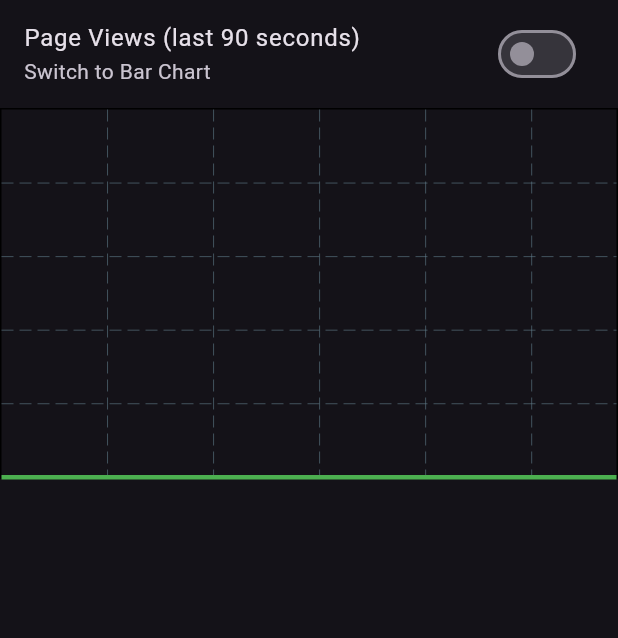
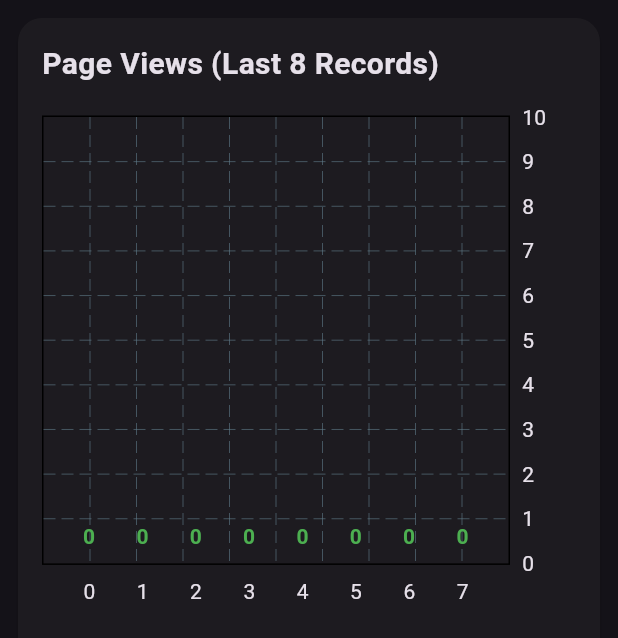
Before and after one commit to vinaysmh/realtime_analytics_frontend, a Flutter app: the PageViewsChart widget shown alone on an empty page, opened directly with empty values, on a phone screen of 412 x 824 dp. Shown: the top 638 px of the screen. Run offline on Flutter 3.47's test engine with Material 3 defaults, Android fonts, the phone set to English and light mode, and no system bars; drawn by our look-alikes of fl_chart; our stand-ins replace flutter_bloc; network calls fail.

Commit message:
UI and semantic changes
Updated UI for responsiveness
Added firebase hosting but git ignored the source
Deployed live

```diff
--- a/lib/dashboard/widgets/page_view_chart.dart
+++ b/lib/dashboard/widgets/page_view_chart.dart
@@ -1,5 +1,6 @@
 import 'package:fl_chart/fl_chart.dart';
 import 'package:flutter/material.dart';
+
 import '../../models/analytics_data.dart';
 
 class PageViewsChart extends StatefulWidget {
@@ -12,100 +13,116 @@ class PageViewsChart extends StatefulWidget {
 }
 
 class _PageViewsChartState extends State<PageViewsChart> {
-  static const int maxVisiblePoints = 30;
-  bool _isBar = false;
-
-  List<AnalyticsData> _getTrimmedData(List<AnalyticsData> fullData) {
-    if (fullData.length >= maxVisiblePoints) {
-      return fullData.sublist(fullData.length - maxVisiblePoints);
+  List<AnalyticsData> _getTrimmedData(List<AnalyticsData> fullData, int visibleCount) {
+    if (fullData.length >= visibleCount) {
+      return fullData.sublist(fullData.length - visibleCount);
     }
-    final paddingCount = maxVisiblePoints - fullData.length;
+    final paddingCount = visibleCount - fullData.length;
     final padded = List.generate(
       paddingCount,
       (_) => AnalyticsData(
         pageViews: 0,
         activeUsers: 0,
-        avgSessionDuration: "0",
+        avgSessionDuration: 0,
         timestamp: DateTime.now(),
       ),
     );
     return [...padded, ...fullData];
   }
 
-  List<FlSpot> _generateLineSpots(List<AnalyticsData> data) {
-    return data.asMap().entries.map((e) => FlSpot(e.key.toDouble(), e.value.pageViews.toDouble())).toList();
-  }
-
   List<BarChartGroupData> _generateBarData(List<AnalyticsData> data) {
-    return data
-        .asMap()
-        .entries
-        .map(
-          (e) => BarChartGroupData(
+    return data.asMap().entries.map((e) {
+      return BarChartGroupData(
         x: e.key,
+        showingTooltipIndicators: [0],
         barRods: [
           BarChartRodData(
             toY: e.value.pageViews.toDouble(),
-                color: Colors.blue,
+            color: Colors.green,
             width: 10,
           ),
         ],
+      );
+    }).toList();
+  }
+
+  BarTouchData get barTouchData => BarTouchData(
+        enabled: false,
+        touchTooltipData: BarTouchTooltipData(
+          getTooltipColor: (group) => Colors.transparent,
+          tooltipPadding: EdgeInsets.zero,
+          tooltipMargin: 8,
+          getTooltipItem: (
+            BarChartGroupData group,
+            int groupIndex,
+            BarChartRodData rod,
+            int rodIndex,
+          ) {
+            return BarTooltipItem(
+              rod.toY.round().toString(),
+              const TextStyle(
+                color: Colors.green,
+                fontWeight: FontWeight.bold,
               ),
-        )
-        .toList();
-  }
+            );
+          },
+        ),
+      );
 
   @override
   Widget build(BuildContext context) {
-    Size size = MediaQuery.sizeOf(context);
-    final trimmedData = _getTrimmedData(widget.data);
-    final maxY = trimmedData.map((e) => e.pageViews).reduce((a, b) => a > b ? a : b).toDouble() + 10;
+    return Card(
+      margin: const EdgeInsets.all(12),
+      shape: RoundedRectangleBorder(borderRadius: BorderRadius.circular(16)),
+      child: Padding(
+        padding: const EdgeInsets.all(16),
+        child: LayoutBuilder(
+          builder: (context, constraints) {
+            const double barWidth = 10.0;
+            const double barSpacing = 4.0;
+            const int maxVisiblePoints = 30;
+
+            final availableWidth = constraints.maxWidth;
+            final double totalBarUnitWidth = (barWidth + barSpacing) * 3;
+            final int barCount = (availableWidth / totalBarUnitWidth).floor().clamp(5, maxVisiblePoints); // clamp for min 5 bars
+
+            final visibleData = _getTrimmedData(widget.data, barCount);
+            final maxY = visibleData.map((e) => e.pageViews).reduce((a, b) => a > b ? a : b).toDouble() + 10;
 
             return Column(
               crossAxisAlignment: CrossAxisAlignment.start,
               children: [
-        SwitchListTile(
-          value: _isBar,
-          onChanged: (val) => setState(() => _isBar = val),
-          title: const Text('Page Views (last 90 seconds)'),
-          subtitle: Text(_isBar ? 'Switch to Line Chart' : 'Switch to Bar Chart'),
+                Text(
+                  "Page Views (Last $barCount Records)",
+                  style: const TextStyle(
+                    fontSize: 20,
+                    fontWeight: FontWeight.bold,
                   ),
+                ),
+                const SizedBox(height: 20),
                 SizedBox(
-          height: size.height * 0.3,
-          child: _isBar
-              ? BarChart(
+                  height: MediaQuery.of(context).size.height * 0.4,
+                  child: BarChart(
                     BarChartData(
                       minY: 0,
                       maxY: maxY,
-                    barGroups: _generateBarData(trimmedData),
-                    titlesData: FlTitlesData(show: false),
+                      barGroups: _generateBarData(visibleData),
+                      titlesData: FlTitlesData(
+                        show: true,
+                        topTitles: AxisTitles(sideTitles: SideTitles(showTitles: false)),
+                        leftTitles: AxisTitles(sideTitles: SideTitles(showTitles: false)),
+                      ),
                       borderData: FlBorderData(show: true),
                       gridData: FlGridData(show: true),
-                  ),
-                )
-              : LineChart(
-                  LineChartData(
-                    minX: 0,
-                    maxX: maxVisiblePoints - 1,
-                    minY: 0,
-                    maxY: maxY,
-                    lineBarsData: [
-                      LineChartBarData(
-                        spots: _generateLineSpots(trimmedData),
-                        isCurved: true,
-                        color: Colors.green,
-                        barWidth: 3,
-                        dotData: FlDotData(show: false),
-                        belowBarData: BarAreaData(show: false),
-                      ),
-                    ],
-                    titlesData: FlTitlesData(show: false),
-                    borderData: FlBorderData(show: true),
-                    gridData: FlGridData(show: true),
+                      barTouchData: barTouchData,
                     ),
                   ),
                 ),
               ],
             );
+          },
+        ),
+      ),
+    );
   }
 }
--- a/lib/logic/bloc/unified_analytics_stream_bloc.dart
+++ b/lib/logic/bloc/unified_analytics_stream_bloc.dart
@@ -17,11 +17,19 @@ abstract class UnifiedAnalyticsState {}
 
 class UnifiedAnalyticsInitial extends UnifiedAnalyticsState {}
 
-class UnifiedAnalyticsLoading extends UnifiedAnalyticsState {}
+class UnifiedAnalyticsProgress extends UnifiedAnalyticsState {}
 
 class UnifiedAnalyticsSuccess extends UnifiedAnalyticsState {
+  final int activeUsers;
+  final double sessionProgress;
+  final double avgSessionDuration;
   final List<AnalyticsData> dataList;
-  UnifiedAnalyticsSuccess(this.dataList);
+  UnifiedAnalyticsSuccess({
+    required this.dataList,
+    required this.activeUsers,
+    required this.sessionProgress,
+    required this.avgSessionDuration,
+  });
 }
 
 class UnifiedAnalyticsFailure extends UnifiedAnalyticsState {}
@@ -35,12 +43,24 @@ class UnifiedAnalyticsBloc extends Bloc<UnifiedAnalyticsEvent, UnifiedAnalyticsS
 
   UnifiedAnalyticsBloc(this.repository) : super(UnifiedAnalyticsInitial()) {
     on<StartUnifiedAnalytics>((event, emit) async {
-      emit(UnifiedAnalyticsLoading());
+      emit(UnifiedAnalyticsProgress());
 
       try {
         await emit.forEach<AnalyticsData>(repository.analyticsStream, onData: (data) {
           _dataList.add(data);
-          return UnifiedAnalyticsSuccess(_dataList); // emit updated list
+          //trim the data list to the last 60 elements
+          if (_dataList.length > 60) {
+            _dataList.removeRange(0, _dataList.length - 60);
+          }
+          double sessionDuration = averageSessionDurationInSeconds(_dataList);
+          final progress = (sessionDuration / 600).clamp(0.0, 1.0); // progress out of 10 minutes
+
+          return UnifiedAnalyticsSuccess(
+            dataList: _dataList,
+            sessionProgress: progress,
+            avgSessionDuration: sessionDuration,
+            activeUsers: _dataList.last.activeUsers,
+          ); // emit updated data points to use in UI
         }, onError: (error, stackTrace) {
           log('user_changed_bloc.dart >> [Stream emit Exception]', error: error, stackTrace: stackTrace, name: '[UnifiedAnalyticsBloc]');
           return UnifiedAnalyticsFailure();
@@ -62,3 +82,11 @@ class UnifiedAnalyticsBloc extends Bloc<UnifiedAnalyticsEvent, UnifiedAnalyticsS
     return super.close();
   }
 }
+
+double averageSessionDurationInSeconds(List<AnalyticsData> dataList) {
+  final durations = dataList.map((e) => e.avgSessionDuration);
+  if (durations.isEmpty) return 0;
+
+  /// Calculate the average session duration in seconds
+  return (durations.reduce((a, b) => a + b) / durations.length * 60).roundToDouble();
+}
--- a/lib/main.dart
+++ b/lib/main.dart
@@ -50,6 +50,7 @@ class MainApp extends StatelessWidget {
         ],
         child: MaterialApp(
           debugShowCheckedModeBanner: false,
+          title: "Real-Time Analytics Dashboard",
           themeMode: ThemeMode.dark,
           theme: ThemeData.light(),
           darkTheme: ThemeData.dark(),
--- a/lib/models/analytics_data.dart
+++ b/lib/models/analytics_data.dart
@@ -2,7 +2,7 @@ class AnalyticsData {
   final int pageViews;
   final int activeUsers;
   final DateTime timestamp;
-  final String avgSessionDuration;
+  final double avgSessionDuration;
 
   AnalyticsData({
     required this.pageViews,
```
Also changed, not shown: lib/dashboard/home_page.dart (+50 -23 lines), lib/dashboard/widgets/active_user_card.dart (+24 -17 lines), lib/dashboard/widgets/session_duration_gauge.dart (+69 -33 lines), 3 other files. Lines whose indentation alone changed are shown as unchanged.
